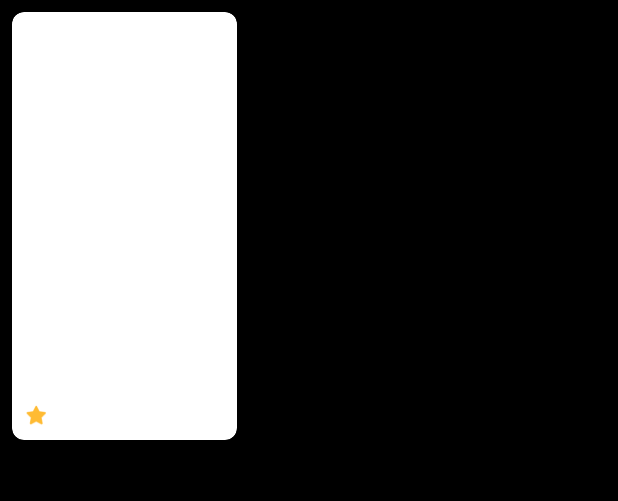
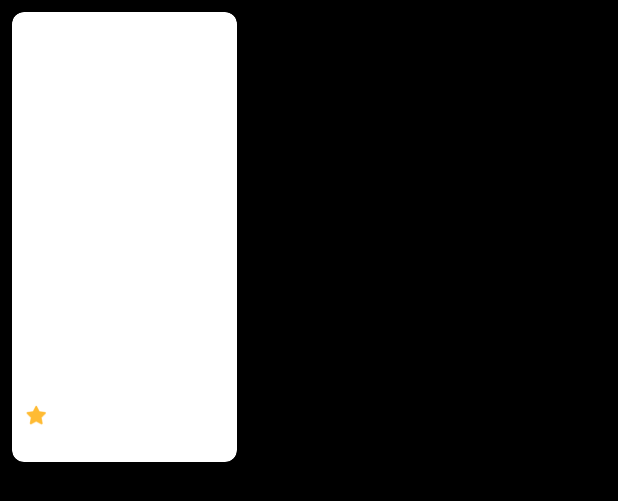
Before and after one commit to M2K1423/movieapp, an Android app: the layout popular_movie_item.xml on its own in the app's theme, with its tools: preview values and no code run, on a phone screen of 412 x 824 dp. Shown: the top 501 px of the screen. Run offline under Robolectric (Android 15) with nearby library versions, the phone set to English and light mode, and no system bars; network calls fail.

Commit message:
fix interface alignment

```diff
--- a/app/src/main/AndroidManifest.xml
+++ b/app/src/main/AndroidManifest.xml
@@ -22,7 +22,7 @@
 
 
         <activity
-            android:name=".activity.LoginActivity"
+            android:name=".activity.MainActivity"
             android:exported="true">
             <intent-filter>
                 <action android:name="android.intent.action.MAIN" />
@@ -31,7 +31,7 @@
         </activity>
 
         <activity
-            android:name=".activity.MainActivity"
+            android:name=".activity.LoginActivity"
             android:exported="true" />
 
 
--- a/app/src/main/res/layout/activity_main.xml
+++ b/app/src/main/res/layout/activity_main.xml
@@ -104,6 +104,7 @@
                     android:layout_width="match_parent"
                     android:layout_height="wrap_content"
                     android:clipToPadding="false"
+                    android:maxHeight="300dp"
                     android:paddingStart="8dp"
                     android:paddingEnd="8dp"
                     android:visibility="visible" />
@@ -123,6 +124,7 @@
                     android:layout_width="match_parent"
                     android:layout_height="wrap_content"
                     android:clipToPadding="false"
+                    android:maxHeight="300dp"
                     android:paddingStart="8dp"
                     android:paddingEnd="8dp" />
 
--- a/app/src/main/res/layout/popular_movie_item.xml
+++ b/app/src/main/res/layout/popular_movie_item.xml
@@ -2,7 +2,7 @@
 <androidx.cardview.widget.CardView xmlns:android="http://schemas.android.com/apk/res/android"
     xmlns:app="http://schemas.android.com/apk/res-auto"
     android:layout_width="150dp"
-    android:layout_height="wrap_content"
+    android:layout_height="300dp"
     android:layout_margin="8dp"
     app:cardCornerRadius="8dp"
     app:cardElevation="4dp">
@@ -10,7 +10,8 @@
     <LinearLayout
         android:layout_width="match_parent"
         android:layout_height="wrap_content"
-        android:orientation="vertical">
+        android:orientation="vertical"
+        >
 
         <ImageView
             android:id="@+id/movie_img"
```
